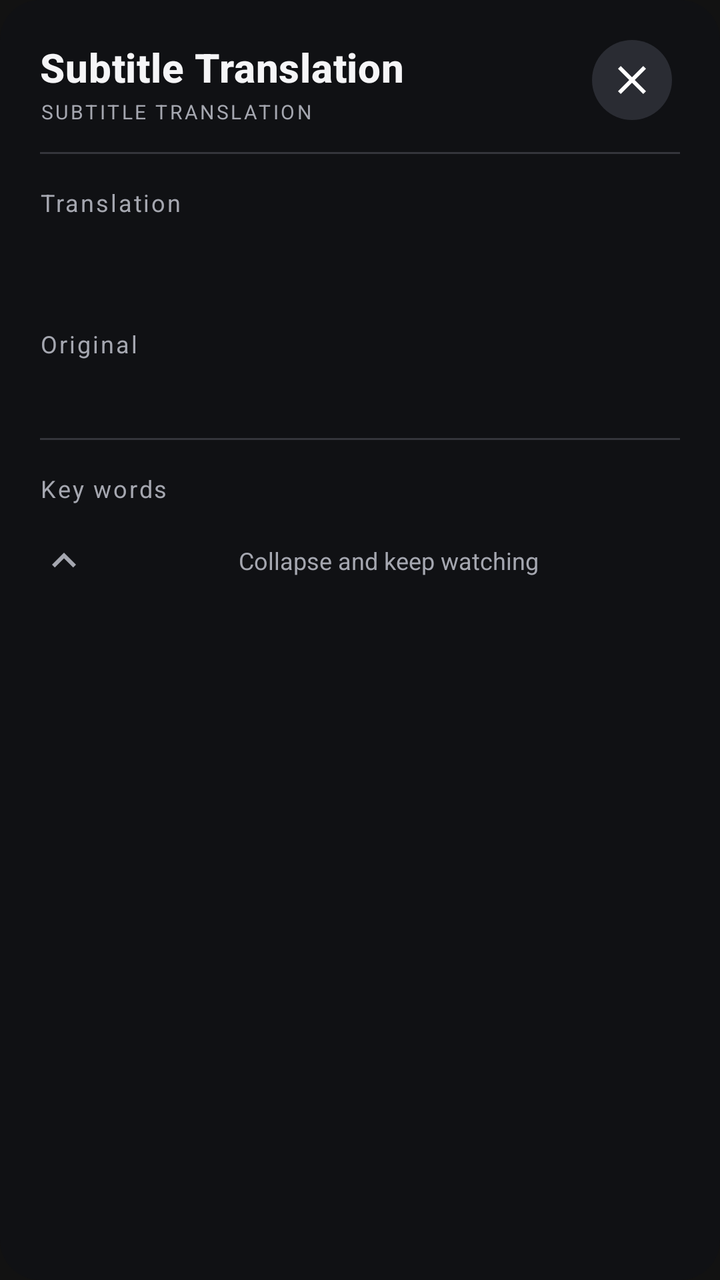
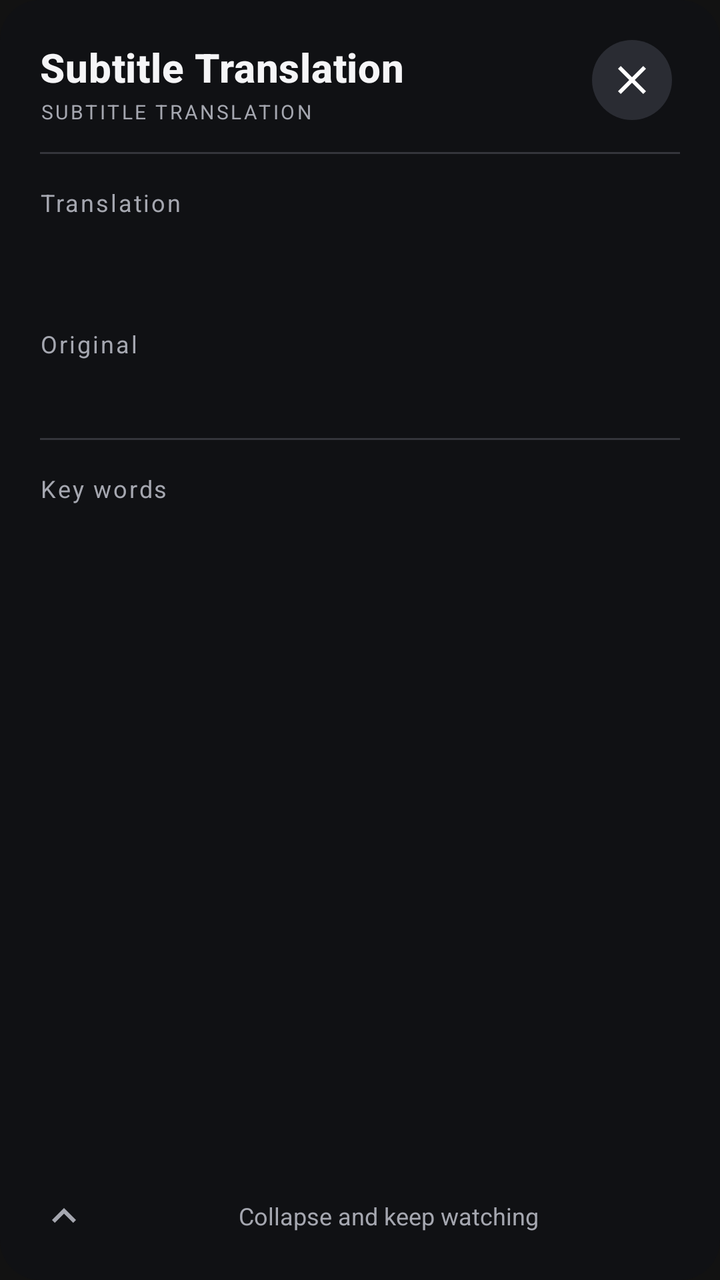

An Android layout rendered at two revisions. The XML below is the earlier revision; the diff shows what the commit changed to produce the second picture.
<!-- AndroidManifest.xml: application theme Theme.SubtitleTranslator -->
<!-- res/layout/overlay_translation.xml -->
<?xml version="1.0" encoding="utf-8"?>
<LinearLayout xmlns:android="http://schemas.android.com/apk/res/android"
    android:layout_width="match_parent"
    android:layout_height="wrap_content"
    android:layout_marginHorizontal="12dp"
    android:orientation="vertical"
    android:background="@drawable/bg_translation_overlay"
    android:paddingHorizontal="@dimen/overlay_padding_horizontal"
    android:paddingTop="16dp"
    android:paddingBottom="12dp">

    
    <LinearLayout
        android:layout_width="match_parent"
        android:layout_height="wrap_content"
        android:orientation="horizontal"
        android:gravity="top">

        <LinearLayout
            android:layout_width="0dp"
            android:layout_height="wrap_content"
            android:layout_weight="1"
            android:orientation="vertical"
            android:paddingTop="4dp">

            <TextView
                android:layout_width="match_parent"
                android:layout_height="wrap_content"
                android:text="@string/overlay_title"
                android:textAppearance="@style/TextAppearance.SubtitleTranslator.ScreenTitle" />

            <TextView
                android:layout_width="match_parent"
                android:layout_height="wrap_content"
                android:layout_marginTop="2dp"
                android:text="@string/overlay_subtitle"
                android:textAppearance="@style/TextAppearance.SubtitleTranslator.Overline" />
        </LinearLayout>

        <ImageButton
            android:id="@+id/btnClose"
            android:layout_width="@dimen/touch_target"
            android:layout_height="@dimen/touch_target"
            android:padding="12dp"
            android:scaleType="fitCenter"
            android:background="@drawable/bg_icon_button"
            android:src="@drawable/ic_close"
            android:contentDescription="@string/action_close" />
    </LinearLayout>

    
    <View
        android:layout_width="match_parent"
        android:layout_height="1dp"
        android:layout_marginTop="12dp"
        android:background="@color/divider" />

    <ScrollView
        android:id="@+id/contentScroll"
        android:layout_width="match_parent"
        android:layout_height="wrap_content"
        android:scrollbars="vertical">

        <LinearLayout
            android:layout_width="match_parent"
            android:layout_height="wrap_content"
            android:orientation="vertical">

            
            <TextView
                android:layout_width="match_parent"
                android:layout_height="wrap_content"
                android:layout_marginTop="16dp"
                android:text="@string/overlay_translated_label"
                android:textAppearance="@style/TextAppearance.SubtitleTranslator.SectionLabel" />

            <TextView
                android:id="@+id/tvTranslatedText"
                android:layout_width="match_parent"
                android:layout_height="wrap_content"
                android:layout_marginTop="6dp"
                android:textAppearance="@style/TextAppearance.SubtitleTranslator.Translation" />

            
            <TextView
                android:layout_width="match_parent"
                android:layout_height="wrap_content"
                android:layout_marginTop="16dp"
                android:text="@string/overlay_original_label"
                android:textAppearance="@style/TextAppearance.SubtitleTranslator.SectionLabel" />

            <TextView
                android:id="@+id/tvOriginalText"
                android:layout_width="match_parent"
                android:layout_height="wrap_content"
                android:layout_marginTop="4dp"
                android:textSize="14sp"
                android:textColor="@color/text_secondary"
                android:lineSpacingMultiplier="1.35" />

            
            <View
                android:layout_width="match_parent"
                android:layout_height="1dp"
                android:layout_marginVertical="16dp"
                android:background="@color/divider" />

            
            <LinearLayout
                android:layout_width="match_parent"
                android:layout_height="wrap_content"
                android:orientation="horizontal"
                android:gravity="center_vertical">

                <TextView
                    android:layout_width="0dp"
                    android:layout_height="wrap_content"
                    android:layout_weight="1"
                    android:text="@string/overlay_key_words"
                    android:textAppearance="@style/TextAppearance.SubtitleTranslator.SectionLabel" />

                <TextView
                    android:id="@+id/tvWordCount"
                    android:layout_width="wrap_content"
                    android:layout_height="wrap_content"
                    android:textAppearance="@style/TextAppearance.SubtitleTranslator.Caption"
                    android:visibility="gone" />
            </LinearLayout>

            <LinearLayout
                android:id="@+id/wordsContainer"
                android:layout_width="match_parent"
                android:layout_height="wrap_content"
                android:layout_marginTop="4dp"
                android:orientation="vertical" />

        </LinearLayout>
    </ScrollView>

    
    <TextView
        android:id="@+id/btnCollapse"
        android:layout_width="match_parent"
        android:layout_height="40dp"
        android:layout_marginTop="4dp"
        android:gravity="center"
        android:clickable="true"
        android:focusable="true"
        android:background="?attr/selectableItemBackground"
        android:drawableStart="@drawable/ic_expand_less"
        android:drawablePadding="4dp"
        android:text="@string/overlay_collapse_hint"
        android:textSize="12sp"
        android:textColor="@color/text_secondary" />

</LinearLayout>
<!-- resources referenced by this layout -->
<resources>
  <color name="divider">#FF34353B</color>
  <color name="text_secondary">#FFA5A7B0</color>
  <dimen name="overlay_padding_horizontal">20dp</dimen>
  <dimen name="touch_target">48dp</dimen>
  <!-- drawable bg_icon_button (drawable) -->
  <?xml version="1.0" encoding="utf-8"?>
  <ripple xmlns:android="http://schemas.android.com/apk/res/android"
      android:color="?attr/colorControlHighlight">
      <item>
          <inset android:inset="4dp">
              <shape android:shape="oval">
                  <solid android:color="@color/surface_variant" />
              </shape>
          </inset>
      </item>
  </ripple>
  <!-- drawable bg_translation_overlay (drawable) -->
  <?xml version="1.0" encoding="utf-8"?>
  <shape xmlns:android="http://schemas.android.com/apk/res/android"
      android:shape="rectangle">
      <solid android:color="@color/panel_bg" />
      <corners android:radius="@dimen/panel_radius" />
  </shape>
  <!-- drawable ic_expand_less (drawable) -->
  <?xml version="1.0" encoding="utf-8"?>
  <vector xmlns:android="http://schemas.android.com/apk/res/android"
      android:width="24dp"
      android:height="24dp"
      android:viewportWidth="24"
      android:viewportHeight="24"
      android:tint="@color/text_secondary">
      <path
          android:fillColor="@android:color/white"
          android:pathData="M12,8l-6,6 1.41,1.41L12,10.83l4.59,4.58L18,14z"/>
  </vector>
  <string name="action_close">Close</string>
  <string name="overlay_collapse_hint">Collapse and keep watching</string>
  <string name="overlay_key_words">Key words</string>
  <string name="overlay_original_label">Original</string>
  <string name="overlay_subtitle">SUBTITLE TRANSLATION</string>
  <string name="overlay_title">Subtitle Translation</string>
  <string name="overlay_translated_label">Translation</string>
  <style name="TextAppearance.SubtitleTranslator.Caption" parent="TextAppearance.MaterialComponents.Caption">
          <item name="android:textSize">12sp</item>
          <item name="android:textColor">@color/text_secondary</item>
      </style>
  <style name="TextAppearance.SubtitleTranslator.Overline" parent="TextAppearance.MaterialComponents.Caption">
          <item name="android:textSize">10sp</item>
          <item name="android:textColor">@color/text_secondary</item>
          <item name="android:letterSpacing">0.12</item>
      </style>
  <style name="TextAppearance.SubtitleTranslator.ScreenTitle" parent="TextAppearance.MaterialComponents.Headline6">
          <item name="android:textSize">20sp</item>
          <item name="android:textStyle">bold</item>
          <item name="android:textColor">@color/text_primary</item>
      </style>
  <style name="TextAppearance.SubtitleTranslator.SectionLabel" parent="TextAppearance.MaterialComponents.Caption">
          <item name="android:textSize">12sp</item>
          <item name="android:textColor">@color/text_secondary</item>
          <item name="android:letterSpacing">0.08</item>
      </style>
  <style name="TextAppearance.SubtitleTranslator.Translation" parent="TextAppearance.MaterialComponents.Headline5">
          <item name="android:textSize">24sp</item>
          <item name="android:textStyle">bold</item>
          <item name="android:textColor">@color/accent_dim</item>
          <item name="android:lineSpacingMultiplier">1.45</item>
      </style>
  <color name="surface_variant">#FF2A2C33</color>
  <color name="panel_bg">#FF101114</color>
  <dimen name="panel_radius">20dp</dimen>
  <color name="text_primary">#FFF5F5F7</color>
  <color name="accent_dim">#FFCBE97F</color>
  <color name="accent">#FFB9E64B</color>
  <color name="on_accent">#FF101114</color>
  <color name="screen_bg">#FF101114</color>
  <!-- unchanged entries left out for length: 2 -->
</resources>

<!-- the commit's change to res/layout/overlay_translation.xml (unified diff, before → after) -->
@@ -55,10 +55,12 @@
         android:layout_marginTop="12dp"
         android:background="@color/divider" />
 
+    
     <ScrollView
         android:id="@+id/contentScroll"
         android:layout_width="match_parent"
-        android:layout_height="wrap_content"
+        android:layout_height="0dp"
+        android:layout_weight="1"
         android:scrollbars="vertical">
 
         <LinearLayout
